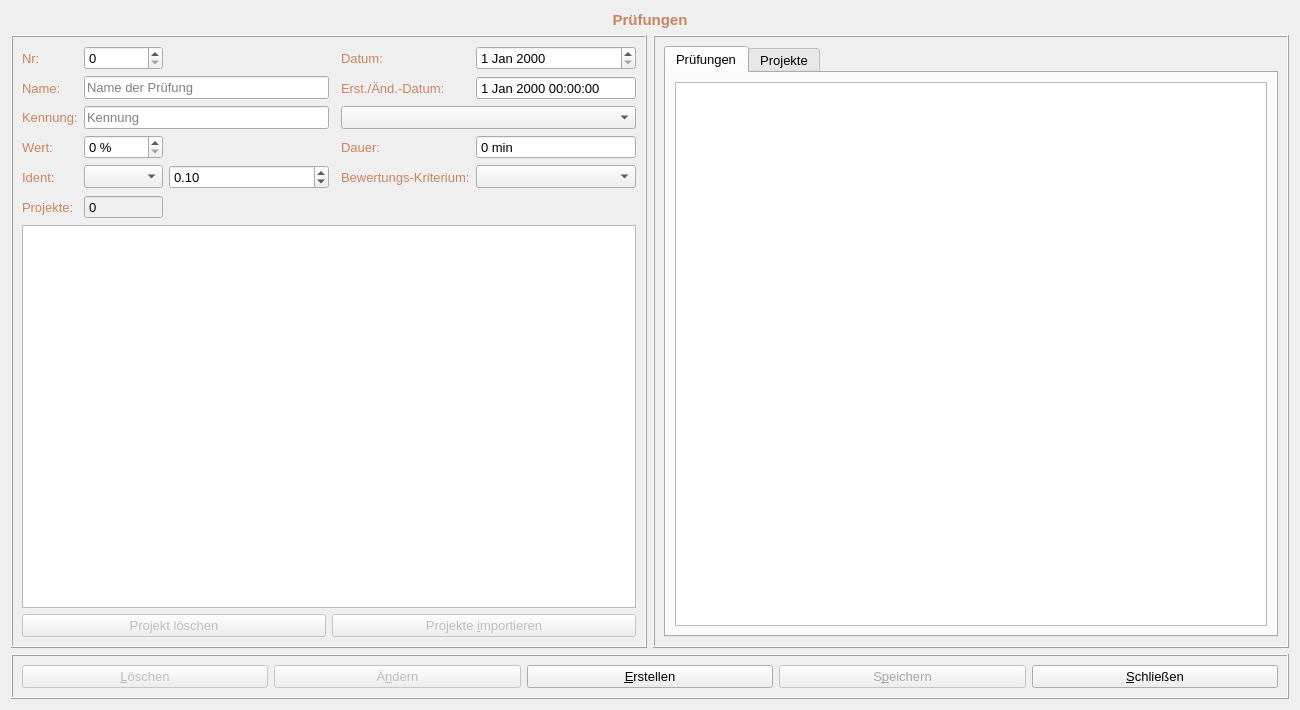
First picture: the form in formskills.ui, repository fasa1964/fshkkap, before the edit.
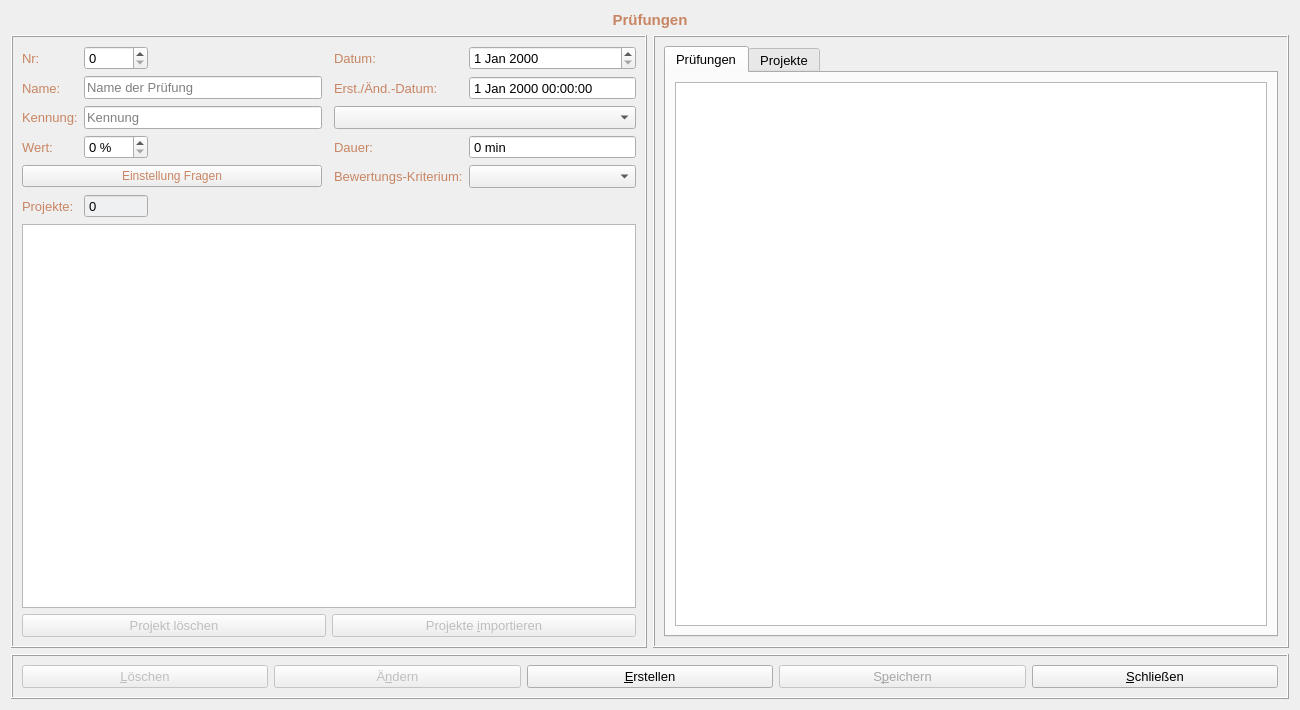
Second picture: the form after the edit.

Diff of the .ui file:
```diff
--- a/formskills.ui
+++ b/formskills.ui
@@ -643,28 +643,12 @@
         </property>
        </widget>
       </item>
-      <item row="4" column="1">
-       <widget class="QComboBox" name="identBox"/>
-      </item>
-      <item row="4" column="2">
-       <widget class="QDoubleSpinBox" name="identFactorBox">
-        <property name="maximum">
-         <double>1.000000000000000</double>
-        </property>
-        <property name="singleStep">
-         <double>0.100000000000000</double>
-        </property>
-        <property name="value">
-         <double>0.100000000000000</double>
-        </property>
-       </widget>
-      </item>
-      <item row="4" column="0">
-       <widget class="QLabel" name="identLabel">
+      <item row="4" column="0" colspan="3">
+       <widget class="QPushButton" name="settingIdentButton">
         <property name="palette">
          <palette>
           <active>
-           <colorrole role="WindowText">
+           <colorrole role="ButtonText">
             <brush brushstyle="SolidPattern">
              <color alpha="255">
               <red>200</red>
@@ -675,7 +659,7 @@
            </colorrole>
           </active>
           <inactive>
-           <colorrole role="WindowText">
+           <colorrole role="ButtonText">
             <brush brushstyle="SolidPattern">
              <color alpha="255">
               <red>200</red>
@@ -686,7 +670,7 @@
            </colorrole>
           </inactive>
           <disabled>
-           <colorrole role="WindowText">
+           <colorrole role="ButtonText">
             <brush brushstyle="SolidPattern">
              <color alpha="255">
               <red>120</red>
@@ -698,8 +682,13 @@
           </disabled>
          </palette>
         </property>
+        <property name="font">
+         <font>
+          <pointsize>9</pointsize>
+         </font>
+        </property>
         <property name="text">
-         <string>Ident:</string>
+         <string>Einstellung Fragen</string>
         </property>
        </widget>
       </item>
```
